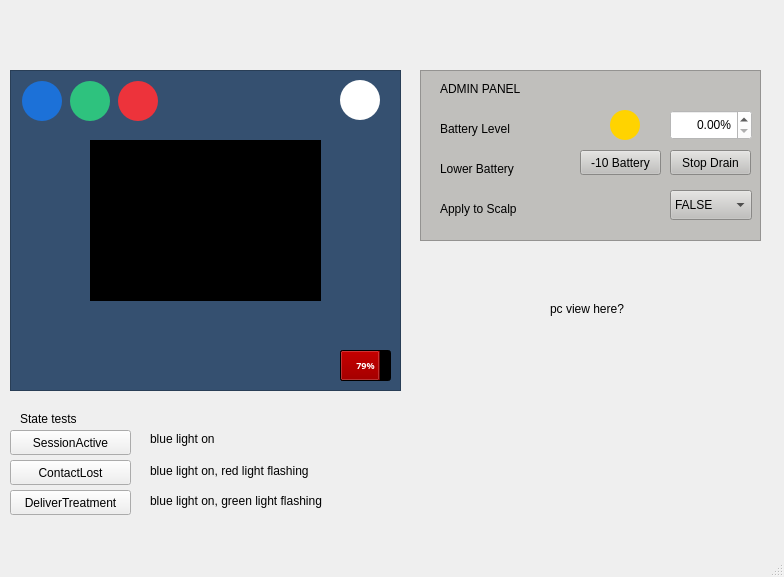
First picture: the form in COMP3004_Team46/ui/mainwindow.ui, repository EmtiazAlam00/team-collaboration, before the edit.
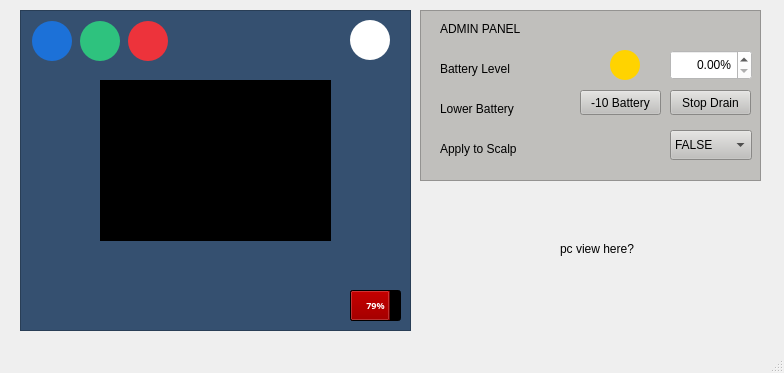
Second picture: the form after the edit. Icons and pictures are not drawn.

```diff
--- a/COMP3004_Team46/ui/mainwindow.ui
+++ b/COMP3004_Team46/ui/mainwindow.ui
@@ -7,7 +7,7 @@
     <x>0</x>
     <y>0</y>
     <width>784</width>
-    <height>577</height>
+    <height>373</height>
    </rect>
   </property>
   <property name="windowTitle">
@@ -17,8 +17,8 @@
    <widget class="QFrame" name="neuresetDevice">
     <property name="geometry">
      <rect>
-      <x>10</x>
-      <y>70</y>
+      <x>20</x>
+      <y>10</y>
       <width>391</width>
       <height>321</height>
      </rect>
@@ -653,102 +653,11 @@
      </property>
     </widget>
    </widget>
-   <widget class="QLabel" name="label_2">
-    <property name="geometry">
-     <rect>
-      <x>20</x>
-      <y>410</y>
-      <width>81</width>
-      <height>17</height>
-     </rect>
-    </property>
-    <property name="text">
-     <string>State tests</string>
-    </property>
-   </widget>
-   <widget class="QLabel" name="label_3">
-    <property name="geometry">
-     <rect>
-      <x>150</x>
-      <y>430</y>
-      <width>81</width>
-      <height>17</height>
-     </rect>
-    </property>
-    <property name="text">
-     <string>blue light on</string>
-    </property>
-   </widget>
-   <widget class="QLabel" name="label_4">
-    <property name="geometry">
-     <rect>
-      <x>150</x>
-      <y>450</y>
-      <width>211</width>
-      <height>41</height>
-     </rect>
-    </property>
-    <property name="text">
-     <string>blue light on, red light flashing</string>
-    </property>
-   </widget>
-   <widget class="QLabel" name="label_5">
-    <property name="geometry">
-     <rect>
-      <x>150</x>
-      <y>480</y>
-      <width>231</width>
-      <height>41</height>
-     </rect>
-    </property>
-    <property name="text">
-     <string>blue light on, green light flashing</string>
-    </property>
-   </widget>
-   <widget class="QPushButton" name="deliverTreatmentButton">
-    <property name="geometry">
-     <rect>
-      <x>10</x>
-      <y>490</y>
-      <width>121</width>
-      <height>25</height>
-     </rect>
-    </property>
-    <property name="text">
-     <string>DeliverTreatment</string>
-    </property>
-   </widget>
-   <widget class="QPushButton" name="contactLostButton">
-    <property name="geometry">
-     <rect>
-      <x>10</x>
-      <y>460</y>
-      <width>121</width>
-      <height>25</height>
-     </rect>
-    </property>
-    <property name="text">
-     <string>ContactLost</string>
-    </property>
-   </widget>
-   <widget class="QPushButton" name="contactInitButton">
-    <property name="geometry">
-     <rect>
-      <x>10</x>
-      <y>430</y>
-      <width>121</width>
-      <height>25</height>
-     </rect>
-    </property>
-    <property name="text">
-     <string>SessionActive</string>
-    </property>
-   </widget>
    <widget class="QFrame" name="adminFrame">
     <property name="geometry">
      <rect>
       <x>420</x>
-      <y>70</y>
+      <y>10</y>
       <width>341</width>
       <height>171</height>
      </rect>
@@ -958,8 +867,8 @@
    <widget class="QLabel" name="label">
     <property name="geometry">
      <rect>
-      <x>550</x>
-      <y>300</y>
+      <x>560</x>
+      <y>240</y>
       <width>231</width>
       <height>17</height>
      </rect>
```
Left out of the diff: 10 changed lines with no effect on the pictures.
